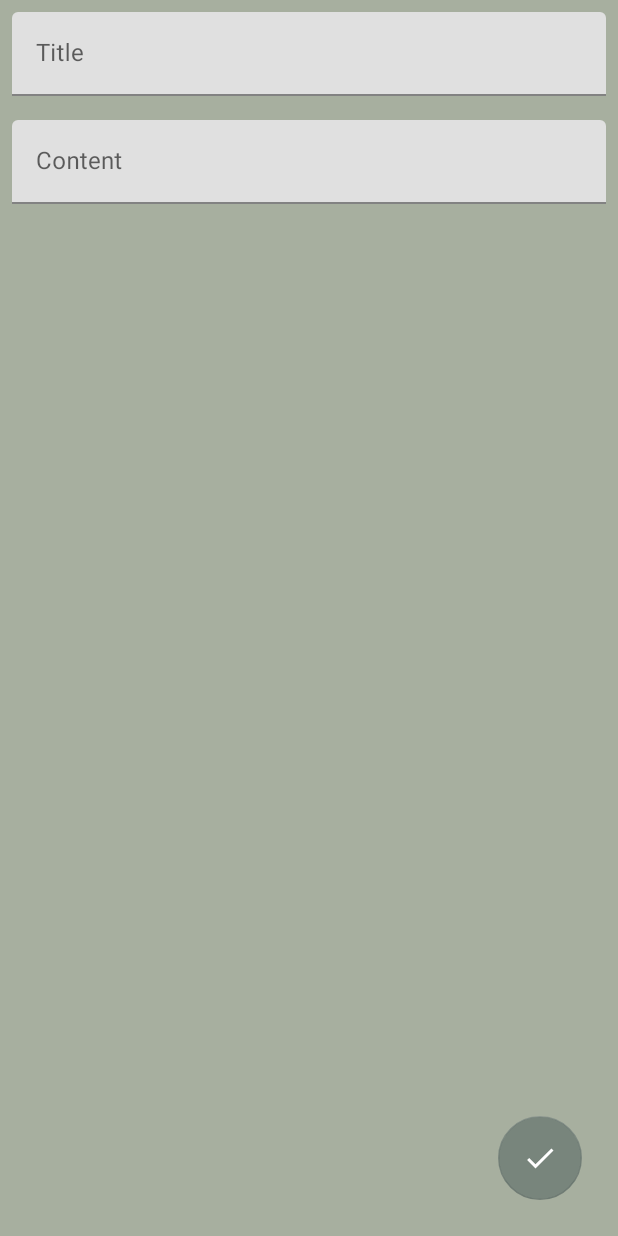
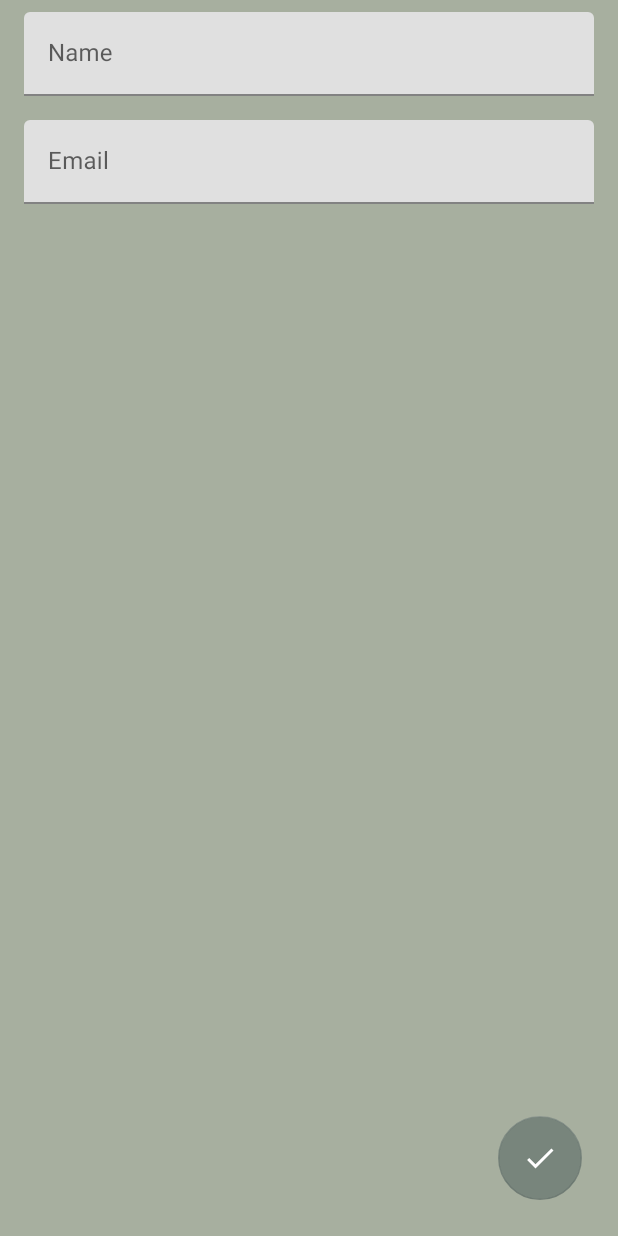
Before and after one commit to prasoon-abhishek/obvious-notes, an Android app: the AddNoteFragment screen opened through its navigation route, after a tap on an icon or button, on a phone screen of 412 x 824 dp. Run offline under Robolectric (Android 15) with nearby library versions, the phone set to English and light mode, and no system bars; our stand-ins replace Dagger/Hilt's generated code.

Commit message:
updated assgnmnt

```diff
--- a/app/build.gradle
+++ b/app/build.gradle
@@ -72,6 +72,10 @@ dependencies {
     implementation "androidx.room:room-ktx:$roomVersion"
     kapt "androidx.room:room-compiler:$roomVersion"
 
+    //retrofit
+    implementation 'com.squareup.retrofit2:retrofit:2.3.0'
+    implementation 'com.squareup.retrofit2:converter-gson:2.3.0'
+
     testImplementation 'junit:junit:4.12'
     androidTestImplementation 'androidx.test:runner:1.2.0'
     androidTestImplementation 'androidx.test.espresso:espresso-core:3.2.0'
--- a/app/src/main/AndroidManifest.xml
+++ b/app/src/main/AndroidManifest.xml
@@ -1,6 +1,8 @@
 <?xml version="1.0" encoding="utf-8"?>
 <manifest xmlns:android="http://schemas.android.com/apk/res/android"
     package="com.obvious.samplenotes">
+
+    <uses-permission android:name="android.permission.INTERNET" />
 
     <application
         android:allowBackup="true"
--- a/app/src/main/java/com/obvious/samplenotes/adapters/NotesAdapter.kt
+++ b/app/src/main/java/com/obvious/samplenotes/adapters/NotesAdapter.kt
@@ -36,7 +36,8 @@ class NotesAdapter(
         holder.itemView.findViewById<TextView>(R.id.tvTitle).text =
             notesList[position].title
         holder.itemView.findViewById<TextView>(R.id.tvTime).text =
-            DateUtils.getDate(notesList[position].time.toLong())
+            notesList[position].content
+//            DateUtils.getDate(notesList[position].time.toLong())
         holder.itemView.findViewById<CardView>(R.id.cvNote)
             .setOnClickListener {
                 onNoteClicked(notesList[position])
--- a/app/src/main/java/com/obvious/samplenotes/ui/AddNoteFragment.kt
+++ b/app/src/main/java/com/obvious/samplenotes/ui/AddNoteFragment.kt
@@ -17,6 +17,7 @@ import com.obvious.samplenotes.viewmodels.EventObserver
 import com.obvious.samplenotes.viewmodels.NotesViewModel
 import dagger.android.support.DaggerFragment
 import kotlinx.android.synthetic.main.fragment_add_note.*
+import kotlinx.android.synthetic.main.fragment_note_details.*
 import javax.inject.Inject
 
 
@@ -30,6 +31,8 @@ class AddNoteFragment : DaggerFragment() {
 
     private lateinit var viewModel: NotesViewModel
 
+    private var isUpdate = false
+
     override fun onCreateView(
         inflater: LayoutInflater, container: ViewGroup?,
         savedInstanceState: Bundle?
@@ -42,11 +45,25 @@ class AddNoteFragment : DaggerFragment() {
         super.onActivityCreated(savedInstanceState)
         viewModel = viewModelProvider(viewModelFactory)
 
+        viewModel.noteDetails.observe(
+            this,
+            EventObserver {
+                etTitle.setText(it.title)
+                etContent.setText(it.content)
+                isUpdate = true
+                Log.d("isUpdate", "isUpdate")
+            }
+        )
+
         fabAddNote.setOnClickListener {
             val title = etTitle.text.toString()
             val content = etContent.text.toString()
-            Log.d("content ", content)
-            viewModel.saveNote(title, content)
+
+            if (isUpdate) {
+                viewModel.updateNote(title, content)
+            } else {
+                viewModel.saveNote(title, content)
+            }
             hideKeyboard()
         }
 
--- a/app/src/main/java/com/obvious/samplenotes/ui/NotesFragment.kt
+++ b/app/src/main/java/com/obvious/samplenotes/ui/NotesFragment.kt
@@ -5,6 +5,8 @@ import android.os.Bundle
 import android.view.LayoutInflater
 import android.view.View
 import android.view.ViewGroup
+import android.widget.Toast
+import androidx.appcompat.app.AlertDialog
 import androidx.lifecycle.Observer
 import androidx.lifecycle.ViewModelProvider
 import androidx.navigation.fragment.findNavController
@@ -33,6 +35,7 @@ class NotesFragment : DaggerFragment() {
 
     private val notesList = arrayListOf<Note>()
 
+    private lateinit var notesAdapter: NotesAdapter
 
     override fun onCreateView(
         inflater: LayoutInflater, container: ViewGroup?,
@@ -50,7 +53,7 @@ class NotesFragment : DaggerFragment() {
             findNavController().navigate(R.id.addNoteFragment)
         }
 
-        val notesAdapter = NotesAdapter(notesList) { note ->
+         notesAdapter = NotesAdapter(notesList) { note ->
             viewModel.onNoteClicked(note)
         }
         rvNotes.layoutManager = LinearLayoutManager(activity!!)
@@ -67,12 +70,36 @@ class NotesFragment : DaggerFragment() {
             }
         )
 
-        viewModel.navigateToNoteDetails.observe(
+//        viewModel.navigateToNoteDetails.observe(
+//            this,
+//            EventObserver {
+//                findNavController().navigate(R.id.noteDetailsFragment)
+//            }
+//        )
+
+        viewModel.showDeleteUpdateAlert.observe(
             this,
-            EventObserver {
-                findNavController().navigate(R.id.noteDetailsFragment)
+            EventObserver{
+                showAlert()
             }
         )
     }
 
+    private fun showAlert() {
+        val builder = AlertDialog.Builder(context!!)
+        builder.setMessage("Delete or Update")
+
+        builder.setPositiveButton("Delete"){dialogInterface, which ->
+            Toast.makeText(context!!,"clicked delete",Toast.LENGTH_LONG).show()
+            viewModel.removeNote()
+        }
+        builder.setNegativeButton("Update"){dialogInterface, which ->
+            Toast.makeText(context!!,"clicked Update",Toast.LENGTH_LONG).show()
+            findNavController().navigate(R.id.addNoteFragment)
+        }
+        val alertDialog: AlertDialog = builder.create()
+        alertDialog.setCancelable(true)
+        alertDialog.show()
+    }
+
 }
--- a/app/src/main/res/layout/fragment_add_note.xml
+++ b/app/src/main/res/layout/fragment_add_note.xml
@@ -2,6 +2,7 @@
 
 <androidx.constraintlayout.widget.ConstraintLayout xmlns:android="http://schemas.android.com/apk/res/android"
     xmlns:app="http://schemas.android.com/apk/res-auto"
+    xmlns:tools="http://schemas.android.com/tools"
     android:layout_width="match_parent"
     android:layout_height="match_parent"
     android:background="#7453">
@@ -11,13 +12,15 @@
         style="@style/TextAppearance.MaterialComponents.Body1"
         android:layout_width="match_parent"
         android:layout_height="wrap_content"
-        android:layout_marginStart="8dp"
+        android:layout_marginStart="16dp"
         android:layout_marginTop="8dp"
-        android:layout_marginEnd="8dp"
-        android:hint="Title"
+        android:layout_marginEnd="16dp"
+        android:hint="Name"
         app:boxCornerRadiusTopEnd="4dp"
         app:boxCornerRadiusTopStart="4dp"
         app:layout_constraintBottom_toTopOf="@id/tilContent"
+        app:layout_constraintEnd_toEndOf="parent"
+        app:layout_constraintStart_toStartOf="parent"
         app:layout_constraintTop_toTopOf="parent"
         app:layout_constraintVertical_bias="0">
 
@@ -32,15 +35,17 @@
         android:id="@+id/tilContent"
         android:layout_width="match_parent"
         android:layout_height="0dp"
-        android:layout_marginStart="8dp"
+        android:layout_marginStart="16dp"
         android:layout_marginTop="16dp"
-        android:layout_marginEnd="8dp"
+        android:layout_marginEnd="16dp"
         android:layout_marginBottom="8dp"
         android:gravity="top"
-        android:hint="Content"
+        android:hint="Email"
         app:boxCornerRadiusTopEnd="4dp"
         app:boxCornerRadiusTopStart="4dp"
         app:layout_constraintBottom_toBottomOf="parent"
+        app:layout_constraintEnd_toEndOf="parent"
+        app:layout_constraintStart_toStartOf="parent"
         app:layout_constraintTop_toBottomOf="@id/tilTitle">
 
         <com.google.android.material.textfield.TextInputEditText
--- a/app/src/main/res/layout/fragment_notes.xml
+++ b/app/src/main/res/layout/fragment_notes.xml
@@ -9,7 +9,6 @@
         android:layout_width="match_parent"
         android:layout_height="wrap_content"
         android:layout_margin="8dp"
-        android:layoutAnimation="@anim/layout_animation"
         app:layout_constraintStart_toStartOf="parent"
         app:layout_constraintTop_toTopOf="parent" />
 
```
Also changed, not shown: app/src/main/java/com/obvious/samplenotes/db/local/NotesDao.kt (+7 -4 lines), app/src/main/java/com/obvious/samplenotes/viewmodels/NotesViewModel.kt (+35 -2 lines).
